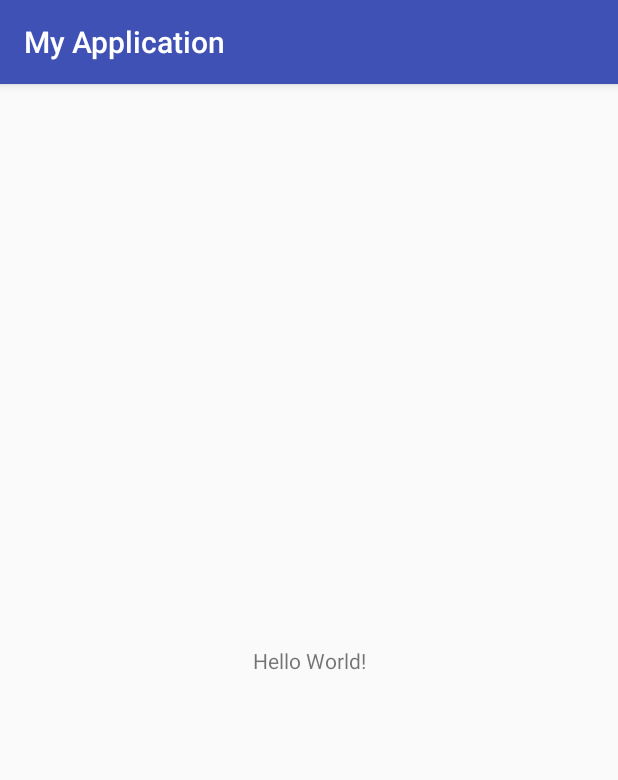
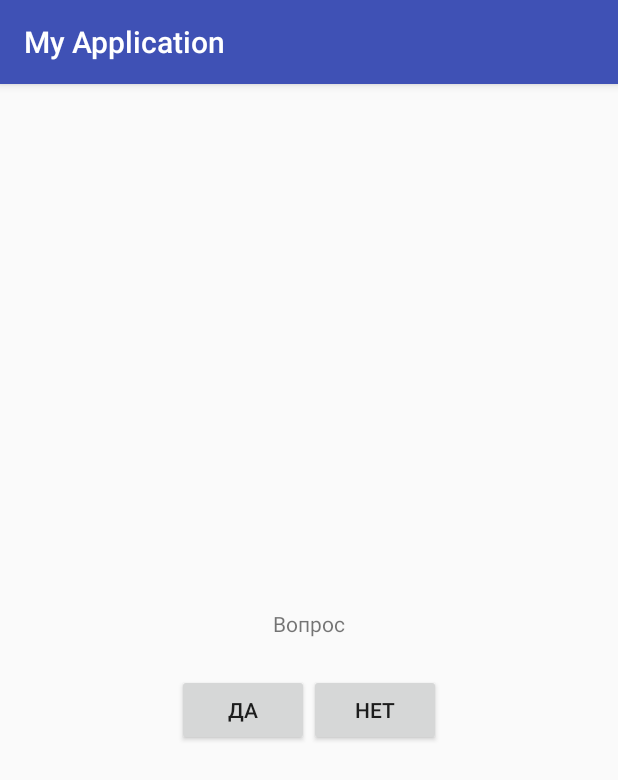
Before and after one commit to ekonchina/GeoQuize, an Android app: the screen it shows after launch (MainActivity before the commit, GeoQuize after it), on a phone screen of 412 x 824 dp. Shown: the top 780 px of the screen. Run offline under Robolectric (Android 15) with nearby library versions, the phone set to English and light mode, and no system bars.

```diff
--- a/app/src/main/AndroidManifest.xml
+++ b/app/src/main/AndroidManifest.xml
@@ -9,7 +9,7 @@
         android:roundIcon="@mipmap/ic_launcher_round"
         android:supportsRtl="true"
         android:theme="@style/AppTheme">
-        <activity android:name=".MainActivity">
+        <activity android:name=".GeoQuize">
             <intent-filter>
                 <action android:name="android.intent.action.MAIN" />
 
--- /dev/null
+++ b/app/src/main/java/com/example/yekaterinakonchina/myapplication/GeoQuize.java
@@ -0,0 +1,40 @@
+package com.example.yekaterinakonchina.myapplication;
+
+import android.support.v7.app.AppCompatActivity;
+import android.os.Bundle;
+import android.view.View;
+import android.widget.Button;
+import android.widget.Toast;
+
+public class GeoQuize extends AppCompatActivity {
+
+    private Button mTrueButton;
+    private Button mFalseButton;
+
+    @Override
+    protected void onCreate(Bundle savedInstanceState) {
+        super.onCreate(savedInstanceState);
+        setContentView(R.layout.activity_main);
+
+        mTrueButton = findViewById(R.id.true_button);
+        mFalseButton = findViewById(R.id.false_button);
+
+        mTrueButton.setOnClickListener(new View.OnClickListener() {
+            @Override
+            public void onClick(View v) {
+                Toast.makeText(GeoQuize.this,
+                        R.string.correct_toast,
+                        Toast.LENGTH_SHORT).show();
+            }
+        });
+
+        mFalseButton.setOnClickListener(new View.OnClickListener() {
+            @Override
+            public void onClick(View v) {
+                Toast.makeText(GeoQuize.this,
+                        R.string.incorrect_toast,
+                        Toast.LENGTH_SHORT).show();
+            }
+        });
+    }
+}
--- a/app/src/main/java/com/example/yekaterinakonchina/myapplication/MainActivity.java
+++ /dev/null
@@ -1,13 +0,0 @@
-package com.example.yekaterinakonchina.myapplication;
-
-import android.support.v7.app.AppCompatActivity;
-import android.os.Bundle;
-
-public class MainActivity extends AppCompatActivity {
-
-    @Override
-    protected void onCreate(Bundle savedInstanceState) {
-        super.onCreate(savedInstanceState);
-        setContentView(R.layout.activity_main);
-    }
-}
--- a/app/src/main/res/layout/activity_main.xml
+++ b/app/src/main/res/layout/activity_main.xml
@@ -1,18 +1,27 @@
 <?xml version="1.0" encoding="utf-8"?>
-<android.support.constraint.ConstraintLayout xmlns:android="http://schemas.android.com/apk/res/android"
-    xmlns:app="http://schemas.android.com/apk/res-auto"
-    xmlns:tools="http://schemas.android.com/tools"
+<LinearLayout xmlns:android="http://schemas.android.com/apk/res/android"
     android:layout_width="match_parent"
     android:layout_height="match_parent"
-    tools:context=".MainActivity">
-
+    android:gravity="center"
+    android:orientation="vertical" >
     <TextView
         android:layout_width="wrap_content"
         android:layout_height="wrap_content"
-        android:text="Hello World!"
-        app:layout_constraintBottom_toBottomOf="parent"
-        app:layout_constraintLeft_toLeftOf="parent"
-        app:layout_constraintRight_toRightOf="parent"
-        app:layout_constraintTop_toTopOf="parent" />
-
-</android.support.constraint.ConstraintLayout>
+        android:padding="24dp"
+        android:text="@string/question_text" />
+    <LinearLayout
+        android:layout_width="wrap_content"
+        android:layout_height="wrap_content"
+        android:orientation="horizontal" >
+        <Button
+            android:id="@+id/true_button"
+            android:layout_width="wrap_content"
+            android:layout_height="wrap_content"
+            android:text="@string/true_button" />
+        <Button
+            android:id="@+id/false_button"
+            android:layout_width="wrap_content"
+            android:layout_height="wrap_content"
+            android:text="@string/false_button" />
+    </LinearLayout>
+</LinearLayout>
--- a/app/src/main/res/values/strings.xml
+++ b/app/src/main/res/values/strings.xml
@@ -1,3 +1,8 @@
 <resources>
     <string name="app_name">My Application</string>
+    <string name="question_text">Вопрос</string>
+    <string name="true_button">Да</string>
+    <string name="false_button">Нет</string>
+    <string name="correct_toast">Correct!</string>
+    <string name="incorrect_toast">Incorrect!</string>
 </resources>
```
